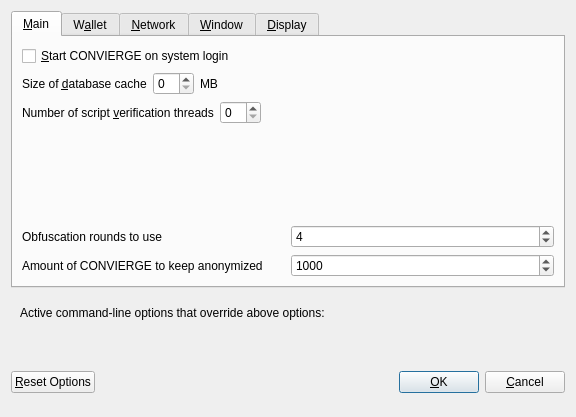
Qt form src/qt/forms/optionsdialog.ui (ConciergeCoin/Concierge) before a commit.
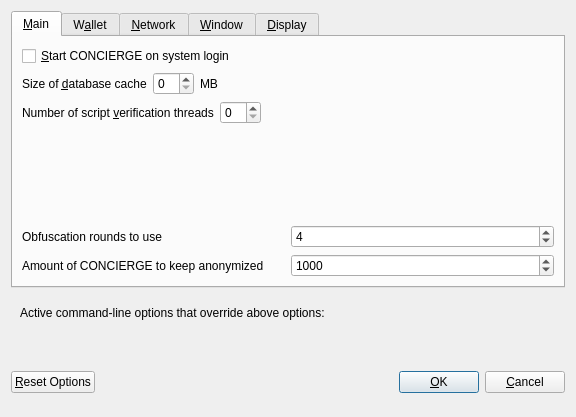
The same form after that commit. Custom widgets are drawn as their Qt base class.

```diff
--- a/src/qt/forms/optionsdialog.ui
+++ b/src/qt/forms/optionsdialog.ui
@@ -33,7 +33,7 @@
           <string>Automatically start CONVIERGE after logging in to the system.</string>
          </property>
          <property name="text">
-          <string>&amp;Start CONVIERGE on system login</string>
+          <string>&amp;Start CONCIERGE on system login</string>
          </property>
         </widget>
        </item>
@@ -177,7 +177,7 @@
             <string notr="true"/>
            </property>
            <property name="text">
-            <string>Amount of CONVIERGE to keep anonymized</string>
+            <string>Amount of CONCIERGE to keep anonymized</string>
            </property>
           </widget>
          </item>
```
Left out of the diff: 8 changed lines with no effect on the pictures.
